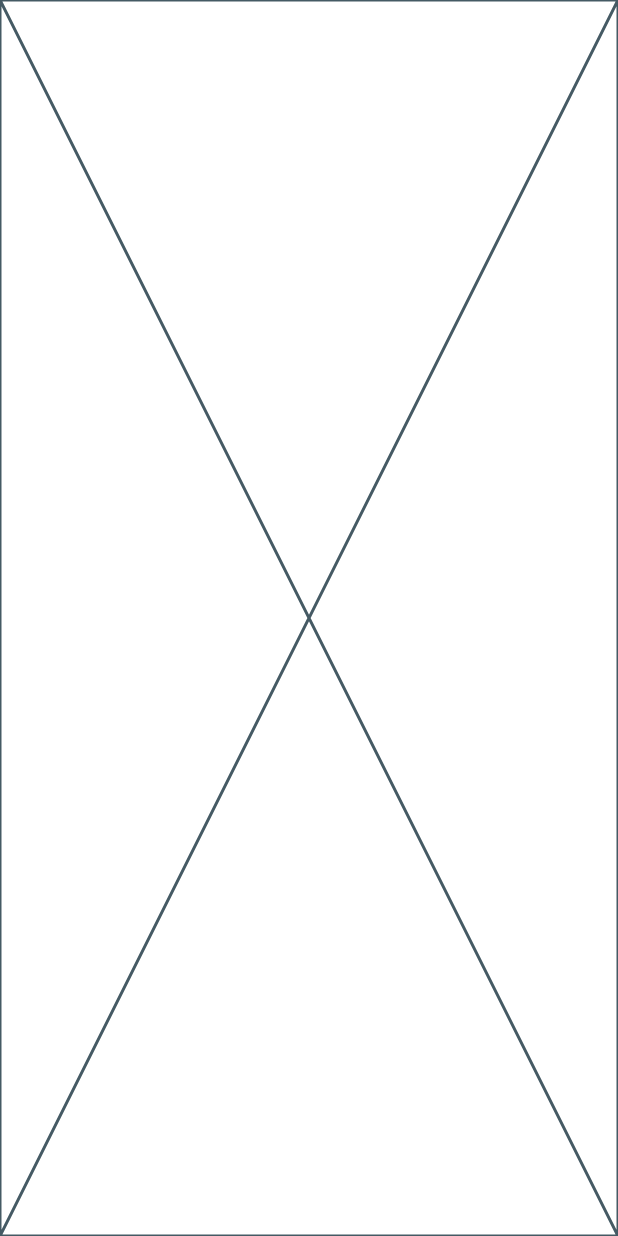
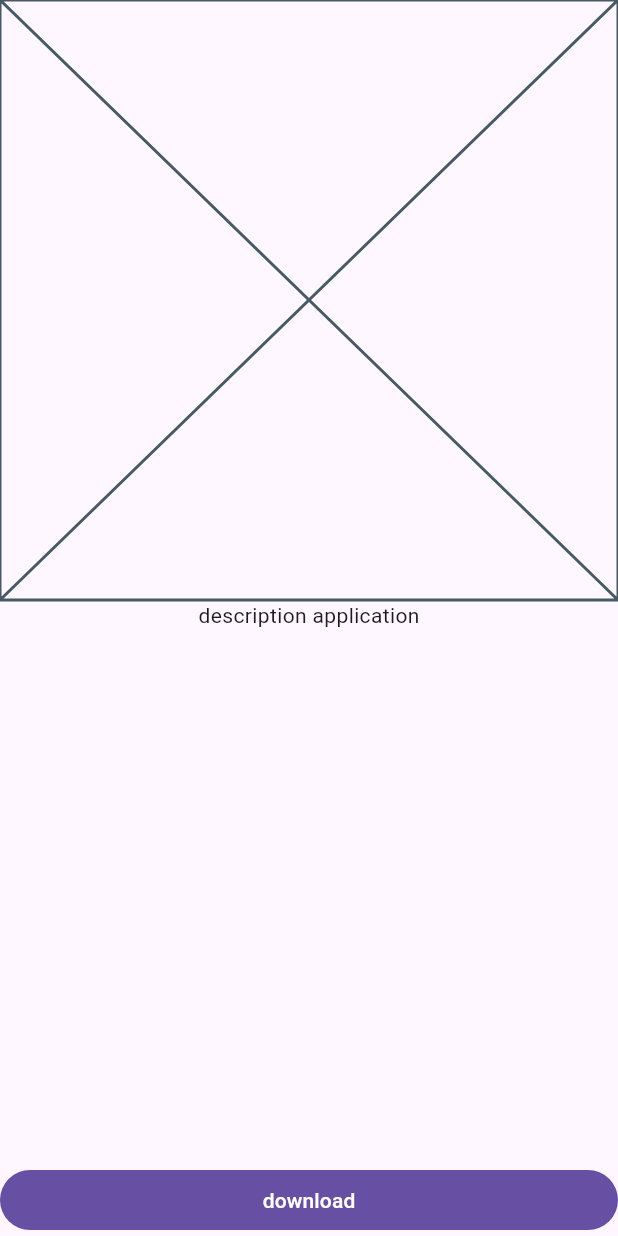
Before and after one commit to Hhanri/rando_point_deau, a Flutter app: the screen it shows after launch, on a phone screen of 412 x 824 dp. Run offline on Flutter 3.47's test engine with Material 3 defaults, Android fonts, the phone set to English and light mode, and no system bars; our stand-ins replace equatable, flutter_bloc, fpdart, get_it, sqflite; accounts and stored records are empty.

Commit message:
[onboarding] onboarding page

```diff
--- /dev/null
+++ b/lib/features/onboarding/presentation/pages/onboarding_page.dart
@@ -0,0 +1,32 @@
+import 'package:flutter/material.dart';
+import 'package:flutter_bloc/flutter_bloc.dart';
+import 'package:rando_point_deau/features/onboarding/presentation/cubits/onboarding_cubit/onboarding_cubit.dart';
+
+class OnboardingPage extends StatelessWidget {
+  const OnboardingPage({super.key});
+
+  @override
+  Widget build(BuildContext context) {
+    return Scaffold(
+      body: const Column(
+        children: [Placeholder(), Text("description application")],
+      ),
+      bottomNavigationBar: BlocBuilder<OnboardingCubit, OnboardingState>(
+        builder: (context, state) {
+          if (state is OnboardingDownloading) {
+            return LinearProgressIndicator(
+              value: state.progress.received / state.progress.total,
+            );
+          }
+          if (state is OnboardingReady) {
+            return FilledButton(
+              onPressed: context.read<OnboardingCubit>().download,
+              child: const Text("download"),
+            );
+          }
+          return const SizedBox.shrink();
+        },
+      ),
+    );
+  }
+}
--- /dev/null
+++ b/lib/features/onboarding/presentation/pages/onboarding_page_wrapper.dart
@@ -0,0 +1,17 @@
+import 'package:flutter/material.dart';
+import 'package:flutter_bloc/flutter_bloc.dart';
+import 'package:rando_point_deau/config/setup_container.dart';
+import 'package:rando_point_deau/features/onboarding/presentation/cubits/onboarding_cubit/onboarding_cubit.dart';
+import 'package:rando_point_deau/features/onboarding/presentation/pages/onboarding_page.dart';
+
+final class OnboardingPageWrapper extends StatelessWidget {
+  const OnboardingPageWrapper({super.key});
+
+  @override
+  Widget build(BuildContext context) {
+    return BlocProvider(
+      create: (_) => sl.get<OnboardingCubit>(),
+      child: const OnboardingPage(),
+    );
+  }
+}
--- a/lib/main.dart
+++ b/lib/main.dart
@@ -1,5 +1,6 @@
 import 'package:flutter/material.dart';
 import 'package:rando_point_deau/config/setup_container.dart';
+import 'package:rando_point_deau/features/onboarding/presentation/pages/onboarding_page_wrapper.dart';
 
 void main() async {
   WidgetsFlutterBinding.ensureInitialized();
@@ -14,16 +15,7 @@ class MyApp extends StatelessWidget {
   Widget build(BuildContext context) {
     return const MaterialApp(
       title: "Rando Point d'eau",
-      home: MyHomePage(),
+      home: OnboardingPageWrapper(),
     );
   }
 }
-
-class MyHomePage extends StatelessWidget {
-  const MyHomePage({super.key});
-
-  @override
-  Widget build(BuildContext context) {
-    return const Placeholder();
-  }
-}
```
